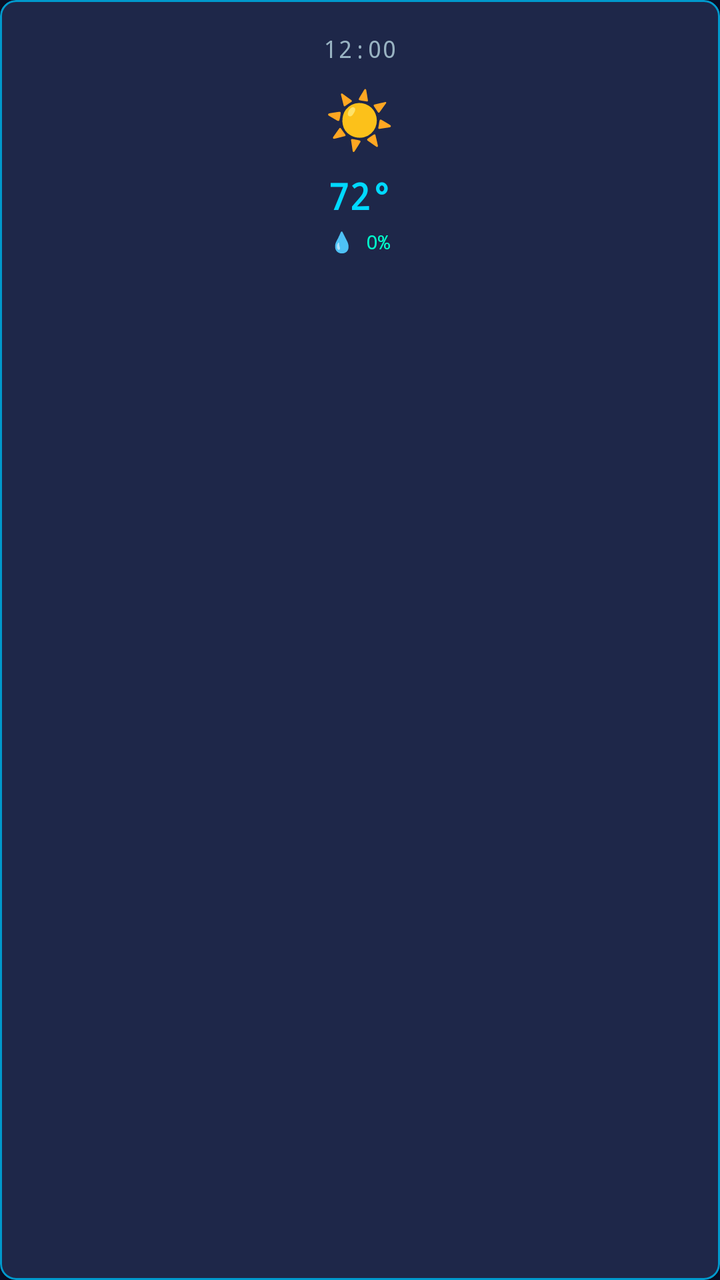
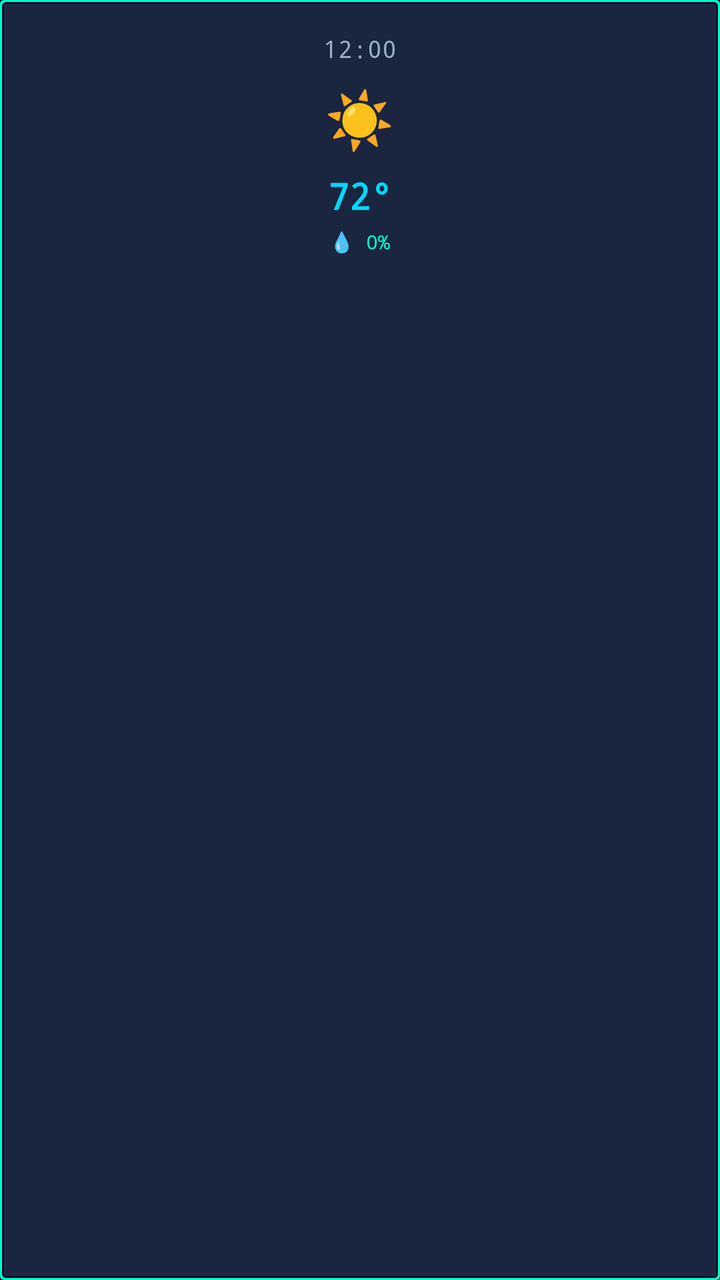

An Android layout rendered at two revisions. The XML below is the earlier revision; the diff shows what the commit changed to produce the second picture.
<!-- AndroidManifest.xml: application theme Theme.SimWeather -->
<!-- res/layout/item_hourly_forecast.xml -->
<?xml version="1.0" encoding="utf-8"?>
<com.google.android.material.card.MaterialCardView xmlns:android="http://schemas.android.com/apk/res/android"
    xmlns:app="http://schemas.android.com/apk/res-auto"
    android:layout_width="100dp"
    android:layout_height="wrap_content"
    android:layout_marginEnd="12dp"
    app:cardBackgroundColor="@color/sim_dark_elevated"
    app:cardCornerRadius="8dp"
    app:cardElevation="2dp"
    app:strokeColor="@color/sim_teal_dark"
    app:strokeWidth="1dp">

    <LinearLayout
        android:layout_width="match_parent"
        android:layout_height="wrap_content"
        android:gravity="center_horizontal"
        android:orientation="vertical"
        android:padding="16dp">

        <TextView
            android:id="@+id/tvHourTime"
            android:layout_width="wrap_content"
            android:layout_height="wrap_content"
            android:fontFamily="monospace"
            android:text="12:00"
            android:textColor="@color/sim_text_secondary"
            android:textSize="12sp" />

        <TextView
            android:id="@+id/tvHourCondition"
            android:layout_width="wrap_content"
            android:layout_height="wrap_content"
            android:layout_marginTop="8dp"
            android:fontFamily="monospace"
            android:text="☀"
            android:textColor="@color/sim_yellow"
            android:textSize="28sp" />

        <TextView
            android:id="@+id/tvHourTemp"
            android:layout_width="wrap_content"
            android:layout_height="wrap_content"
            android:layout_marginTop="8dp"
            android:fontFamily="monospace"
            android:text="72°"
            android:textColor="@color/sim_teal_primary"
            android:textSize="18sp"
            android:textStyle="bold" />

        <TextView
            android:id="@+id/tvHourRain"
            android:layout_width="wrap_content"
            android:layout_height="wrap_content"
            android:layout_marginTop="4dp"
            android:fontFamily="monospace"
            android:text="💧 0%"
            android:textColor="@color/sim_cyan_bright"
            android:textSize="10sp" />

    </LinearLayout>

</com.google.android.material.card.MaterialCardView>
<!-- resources referenced by this layout -->
<resources>
  <color name="sim_cyan_bright">#00FFCC</color>
  <color name="sim_dark_elevated">#1E2749</color>
  <color name="sim_teal_dark">#0099CC</color>
  <color name="sim_teal_primary">#00D9FF</color>
  <color name="sim_text_secondary">#99B3C2</color>
  <color name="sim_yellow">#FFE600</color>
  <style name="Theme.SimWeather" parent="Theme.MaterialComponents.DayNight.NoActionBar">
          
          <item name="colorPrimary">@color/sim_teal_primary</item>
          <item name="colorPrimaryVariant">@color/sim_teal_dark</item>
          <item name="colorOnPrimary">@color/sim_dark_bg</item>
          
          <item name="colorSecondary">@color/sim_cyan_bright</item>
          <item name="colorSecondaryVariant">@color/sim_teal_dark</item>
          <item name="colorOnSecondary">@color/sim_dark_bg</item>
          
          <item name="android:colorBackground">@color/sim_dark_bg</item>
          <item name="colorSurface">@color/sim_dark_surface</item>
          <item name="colorOnSurface">@color/sim_text_primary</item>
          
          <item name="android:statusBarColor">@color/sim_dark_bg</item>
          <item name="android:windowLightStatusBar">false</item>
          
          <item name="android:navigationBarColor">@color/sim_dark_bg</item>
      </style>
  <color name="sim_dark_bg">#0A0E27</color>
  <color name="sim_dark_surface">#141B3D</color>
  <color name="sim_text_primary">#E8F4F8</color>
</resources>

<!-- the commit's change to res/layout/item_hourly_forecast.xml (unified diff, before → after) -->
@@ -1,14 +1,10 @@
 <?xml version="1.0" encoding="utf-8"?>
-<com.google.android.material.card.MaterialCardView xmlns:android="http://schemas.android.com/apk/res/android"
-    xmlns:app="http://schemas.android.com/apk/res-auto"
+<LinearLayout xmlns:android="http://schemas.android.com/apk/res/android"
     android:layout_width="100dp"
     android:layout_height="wrap_content"
     android:layout_marginEnd="12dp"
-    app:cardBackgroundColor="@color/sim_dark_elevated"
-    app:cardCornerRadius="8dp"
-    app:cardElevation="2dp"
-    app:strokeColor="@color/sim_teal_dark"
-    app:strokeWidth="1dp">
+    android:background="@drawable/sc3k_panel_elevated"
+    android:orientation="vertical">
 
     <LinearLayout
         android:layout_width="match_parent"
@@ -59,4 +55,4 @@
 
     </LinearLayout>
 
-</com.google.android.material.card.MaterialCardView>
+</LinearLayout>
<!-- resource entries referenced after the edit -->
@@ -1,11 +1,57 @@
 <!-- resources referenced by this layout -->
 <resources>
   <color name="sim_cyan_bright">#00FFCC</color>
-  <color name="sim_dark_elevated">#1E2749</color>
   <color name="sim_teal_dark">#0099CC</color>
   <color name="sim_teal_primary">#00D9FF</color>
   <color name="sim_text_secondary">#99B3C2</color>
   <color name="sim_yellow">#FFE600</color>
+  <!-- drawable sc3k_panel_elevated (drawable) -->
+  <?xml version="1.0" encoding="utf-8"?>
+  <layer-list xmlns:android="http://schemas.android.com/apk/res/android">
+      
+      <item>
+          <shape android:shape="rectangle">
+              <solid android:color="#00FFCC" />
+              <corners android:radius="2dp" />
+          </shape>
+      </item>
+  
+      
+      <item
+          android:left="1dp"
+          android:top="1dp"
+          android:right="1dp"
+          android:bottom="1dp">
+          <shape android:shape="rectangle">
+              <solid android:color="#0A0E27" />
+              <corners android:radius="2dp" />
+          </shape>
+      </item>
+  
+      
+      <item
+          android:left="2dp"
+          android:top="2dp"
+          android:right="2dp"
+          android:bottom="2dp">
+          <shape android:shape="rectangle">
+              <solid android:color="#1E2749" />
+              <corners android:radius="1dp" />
+          </shape>
+      </item>
+  
+      
+      <item
+          android:left="3dp"
+          android:top="3dp"
+          android:right="3dp"
+          android:bottom="3dp">
+          <shape android:shape="rectangle">
+              <solid android:color="#1A2540" />
+              <corners android:radius="1dp" />
+          </shape>
+      </item>
+  </layer-list>
   <style name="Theme.SimWeather" parent="Theme.MaterialComponents.DayNight.NoActionBar">
           
           <item name="colorPrimary">@color/sim_teal_primary</item>
